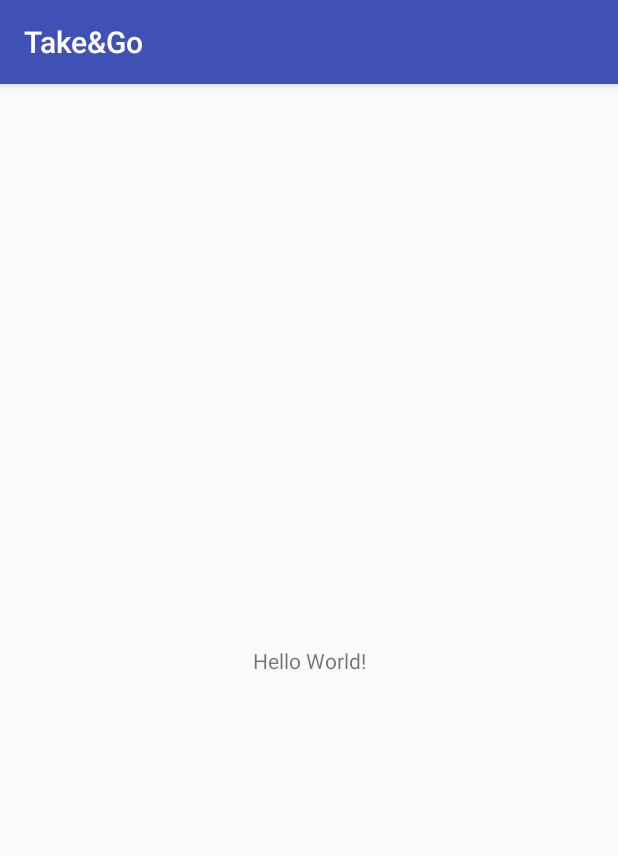
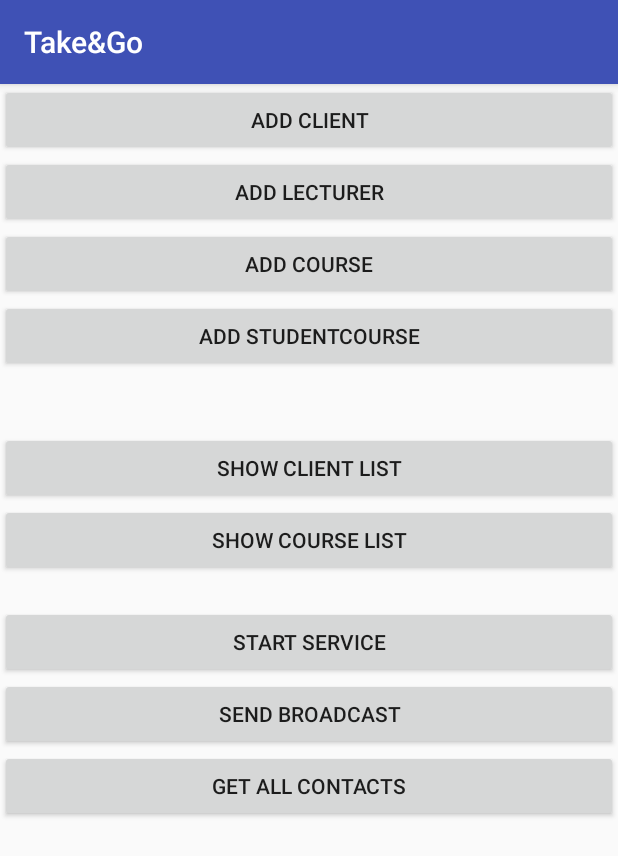
Before and after one commit to shlomomig/TakeGo1, an Android app: the screen it shows after launch (MainActivity), on a phone screen of 412 x 824 dp. Shown: the top 856 px of the screen. Run offline under Robolectric (Android 15) with nearby library versions, the phone set to English and light mode, and no system bars.

Commit message:
w a new class

```diff
--- a/app/src/main/AndroidManifest.xml
+++ b/app/src/main/AndroidManifest.xml
@@ -16,6 +16,8 @@
                 <category android:name="android.intent.category.LAUNCHER" />
             </intent-filter>
         </activity>
+        <activity android:name=".controller.AddClientActivity" />
+        <activity android:name=".controller.ShowClientsActivity"></activity>
     </application>
 
 </manifest>
--- a/app/src/main/java/com/example/shlomo/takego/controller/MainActivity.java
+++ b/app/src/main/java/com/example/shlomo/takego/controller/MainActivity.java
@@ -1,41 +1,51 @@
 package com.example.shlomo.takego.controller;
 
-import android.content.ContentValues;
+import android.content.Intent;
 import android.support.v7.app.AppCompatActivity;
 import android.os.Bundle;
-import android.util.Log;
+import android.view.View;
+import android.widget.Button;
 
 import com.example.shlomo.takego.R;
 import com.example.shlomo.takego.model.backend.DB_Manager;
 import com.example.shlomo.takego.model.backend.Factory_DBManager;
-import com.example.shlomo.takego.model.datasource.Tools;
-import com.example.shlomo.takego.model.entities.Car;
-import com.example.shlomo.takego.model.entities.CarModel;
-import com.example.shlomo.takego.model.entities.Geer;
+import com.example.shlomo.takego.model.entities.Client;
 
 public class MainActivity extends AppCompatActivity {
 
     @Override
     protected void onStart() {
         super.onStart();
-        Car carModel=new Car();
-        carModel.set_branch_number(2);
-        carModel.set_milage(3);
-        carModel.set_liscene_number(123456);
-        carModel.set_car_model("focus");
-        Car carModel2=new Car();
-        carModel2.set_branch_number(2);
-        carModel2.set_milage(3);
-        carModel2.set_liscene_number(126);
-        carModel2.set_car_model("focus2");
-        DB_Manager manager= Factory_DBManager.getManager();
-        manager.addCar(Tools.CarToContentValues(carModel));
-        manager.addCar(Tools.CarToContentValues(carModel2));
-        for (Car car :manager.getCars()
-             ) {
-            android.util.Log.d("hh",String.valueOf(car.get_liscene_number()));
-        }
+//        Car carModel=new Car();
+//        carModel.set_branch_number(2);
+//        carModel.set_milage(3);
+//        carModel.set_liscene_number(123456);
+//        carModel.set_car_model("focus");
+//        Car carModel2=new Car();
+//        carModel2.set_branch_number(2);
+//        carModel2.set_milage(3);
+//        carModel2.set_liscene_number(126);
+//        carModel2.set_car_model("focus2");
+//        DB_Manager manager= Factory_DBManager.getManager();
+//        manager.addCar(Tools.CarToContentValues(carModel));
+//        manager.addCar(Tools.CarToContentValues(carModel2));
 
+        Button button=(Button)findViewById(R.id.addClientButton);
+        button.setOnClickListener(new View.OnClickListener() {
+            @Override
+            public void onClick(View v) {
+                Intent intent=new Intent(MainActivity.this,AddClientActivity.class);
+                startActivity(intent);
+            }
+        });
+        Button button1=(Button)findViewById(R.id.showClientListButton);
+        button1.setOnClickListener(new View.OnClickListener() {
+            @Override
+            public void onClick(View v) {
+                Intent intent=new Intent(MainActivity.this,ShowClientsActivity.class);
+                startActivity(intent);
+            }
+        });
 
     }
 
--- a/app/src/main/java/com/example/shlomo/takego/model/backend/DB_Manager.java
+++ b/app/src/main/java/com/example/shlomo/takego/model/backend/DB_Manager.java
@@ -7,6 +7,7 @@ import com.example.shlomo.takego.model.entities.Car;
 import com.example.shlomo.takego.model.entities.CarModel;
 import com.example.shlomo.takego.model.entities.Client;
 
+import java.util.ArrayList;
 import java.util.List;
 
 /**
@@ -24,5 +25,5 @@ public interface DB_Manager {
 
     List<Car> getCars();
     List<CarModel> getCarModels();
-    List<Client> getClients();
+    ArrayList<Client> getClients();
 }
--- a/app/src/main/java/com/example/shlomo/takego/model/datasource/ListDS.java
+++ b/app/src/main/java/com/example/shlomo/takego/model/datasource/ListDS.java
@@ -14,7 +14,7 @@ import java.util.List;
  */
 
 public class ListDS {
-    static List<Client> clients=new ArrayList<>();
+    static ArrayList<Client> clients=new ArrayList<>();
     static List<Car> cars=new ArrayList<>();
     static List<Branch> branches=new ArrayList<>();
     static List<CarModel> carModels=new ArrayList<>();
--- a/app/src/main/java/com/example/shlomo/takego/model/datasource/List_DBManager.java
+++ b/app/src/main/java/com/example/shlomo/takego/model/datasource/List_DBManager.java
@@ -8,6 +8,7 @@ import com.example.shlomo.takego.model.entities.Car;
 import com.example.shlomo.takego.model.entities.CarModel;
 import com.example.shlomo.takego.model.entities.Client;
 
+import java.util.ArrayList;
 import java.util.List;
 
 import static com.example.shlomo.takego.model.datasource.ListDS.*;
@@ -57,7 +58,7 @@ public class List_DBManager implements DB_Manager {
     }
 
     @Override
-    public List getClients() {
+    public ArrayList<Client> getClients() {
         return clients;
     }
 
--- a/app/src/main/res/layout/activity_main.xml
+++ b/app/src/main/res/layout/activity_main.xml
@@ -1,18 +1,29 @@
-<?xml version="1.0" encoding="utf-8"?>
-<android.support.constraint.ConstraintLayout xmlns:android="http://schemas.android.com/apk/res/android"
-    xmlns:app="http://schemas.android.com/apk/res-auto"
+<?xml version="1.0" encoding="UTF-8"?>
+
+    <LinearLayout
+    tools:context="com.example.shlomo.takego.controller.MainActivity"
+    android:orientation="vertical" android:layout_height="wrap_content"
+    android:layout_width="match_parent"
+    android:id="@+id/activity_main"
     xmlns:tools="http://schemas.android.com/tools"
-    android:layout_width="match_parent"
-    android:layout_height="match_parent"
-    tools:context="com.example.shlomo.takego.controller.MainActivity">
+    xmlns:android="http://schemas.android.com/apk/res/android">
 
-    <TextView
-        android:layout_width="wrap_content"
-        android:layout_height="wrap_content"
-        android:text="Hello World!"
-        app:layout_constraintBottom_toBottomOf="parent"
-        app:layout_constraintLeft_toLeftOf="parent"
-        app:layout_constraintRight_toRightOf="parent"
-        app:layout_constraintTop_toTopOf="parent" />
+    <Button android:layout_height="wrap_content" android:layout_width="match_parent" android:id="@+id/addClientButton" android:text="Add Client"/>
 
-</android.support.constraint.ConstraintLayout>
+    <Button android:layout_height="wrap_content" android:layout_width="match_parent" android:id="@+id/addLecturerButton" android:text="Add Lecturer"/>
+
+    <Button android:layout_height="wrap_content" android:layout_width="match_parent" android:id="@+id/addCourseButton" android:text="Add Course"/>
+
+    <Button android:layout_height="wrap_content" android:layout_width="match_parent" android:id="@+id/addStudentCourseButton" android:text="Add StudentCourse"/>
+
+    <Button android:layout_height="wrap_content" android:layout_width="match_parent" android:id="@+id/showClientListButton" android:text="Show Client List" android:layout_marginTop="40dp"/>
+
+    <Button android:layout_height="wrap_content" android:layout_width="match_parent" android:id="@+id/showCourseListButton" android:text="Show Course List"/>
+
+    <Button android:layout_height="wrap_content" android:layout_width="match_parent" android:id="@+id/startServiceButton" android:text="start service" android:layout_marginTop="20dp"/>
+
+    <Button android:layout_height="wrap_content" android:layout_width="match_parent" android:id="@+id/sendBroadcastButton" android:text="send broadcast"/>
+
+    <Button android:layout_height="wrap_content" android:layout_width="match_parent" android:id="@+id/getAllContactsButton" android:text="Get All Contacts"/>
+
+</LinearLayout>
```
Also changed, not shown: app/src/main/java/com/example/shlomo/takego/controller/AddClientActivity.java (added, +58 -0 lines), app/src/main/java/com/example/shlomo/takego/controller/ShowClientsActivity.java (added, +68 -0 lines), app/src/main/res/layout/activity_addclient.xml (added, +15 -0 lines), app/src/main/res/layout/activity_show_clients.xml (added, +11 -0 lines), app/src/main/res/layout/client.xml (added, +50 -0 lines), app/src/main/res/layout/client_layout.xml (added, +71 -0 lines), app/src/main/res/layout/loading_item.xml (added, +9 -0 lines).
